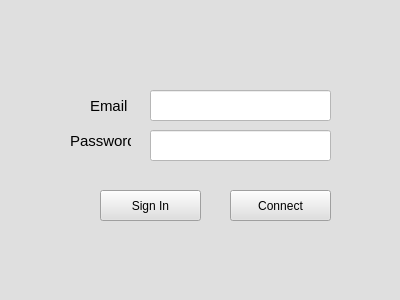
Old version of the form mainwindow.ui in the repository Nainterceptor/3pjt-cubbyhole-sync.
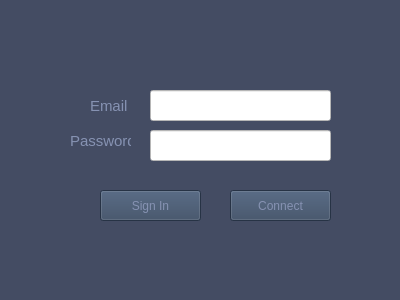
New version of the form. Icons and pictures are not drawn.

Patch:
```diff
--- a/mainwindow.ui
+++ b/mainwindow.ui
@@ -22,6 +22,11 @@
     <height>300</height>
    </size>
   </property>
+  <property name="font">
+   <font>
+    <family>MS Shell Dlg 2</family>
+   </font>
+  </property>
   <property name="windowTitle">
    <string>Cubbyhole</string>
   </property>
@@ -30,7 +35,8 @@
     <normaloff>1.ico</normaloff>1.ico</iconset>
   </property>
   <property name="styleSheet">
-   <string notr="true">background-color: rgb(223, 223, 223);</string>
+   <string notr="true">color: rgb(134, 146, 178);
+background-color: rgb(68, 76, 99);</string>
   </property>
   <widget class="QWidget" name="centralWidget">
    <widget class="QPushButton" name="pushButton">
@@ -42,6 +48,9 @@
       <height>31</height>
      </rect>
     </property>
+    <property name="styleSheet">
+     <string notr="true">background-color: rgb(54, 71, 96);</string>
+    </property>
     <property name="text">
      <string>Connect</string>
     </property>
@@ -56,7 +65,8 @@
      </rect>
     </property>
     <property name="styleSheet">
-     <string notr="true">background-color: rgb(255, 255, 255);</string>
+     <string notr="true">background-color: rgb(255, 255, 255);
+color: rgb(0, 0, 0);</string>
     </property>
     <property name="inputMethodHints">
      <set>Qt::ImhEmailCharactersOnly</set>
@@ -72,7 +82,8 @@
      </rect>
     </property>
     <property name="styleSheet">
-     <string notr="true">background-color: rgb(255, 255, 255);</string>
+     <string notr="true">background-color: rgb(255, 255, 255);
+color: rgb(0, 0, 0);</string>
     </property>
     <property name="inputMethodHints">
      <set>Qt::ImhHiddenText|Qt::ImhNoAutoUppercase|Qt::ImhNoPredictiveText|Qt::ImhSensitiveData</set>
@@ -119,7 +130,11 @@
     </property>
     <property name="font">
      <font>
+      <family>MS Shell Dlg 2</family>
       <pointsize>11</pointsize>
+      <weight>50</weight>
+      <italic>false</italic>
+      <bold>false</bold>
      </font>
     </property>
     <property name="text">
@@ -158,6 +173,9 @@
       <height>31</height>
      </rect>
     </property>
+    <property name="styleSheet">
+     <string notr="true">background-color: rgb(54, 71, 96);</string>
+    </property>
     <property name="text">
      <string>Sign In</string>
     </property>
```
Left out of the diff: 2 changed lines with no effect on the pictures.
